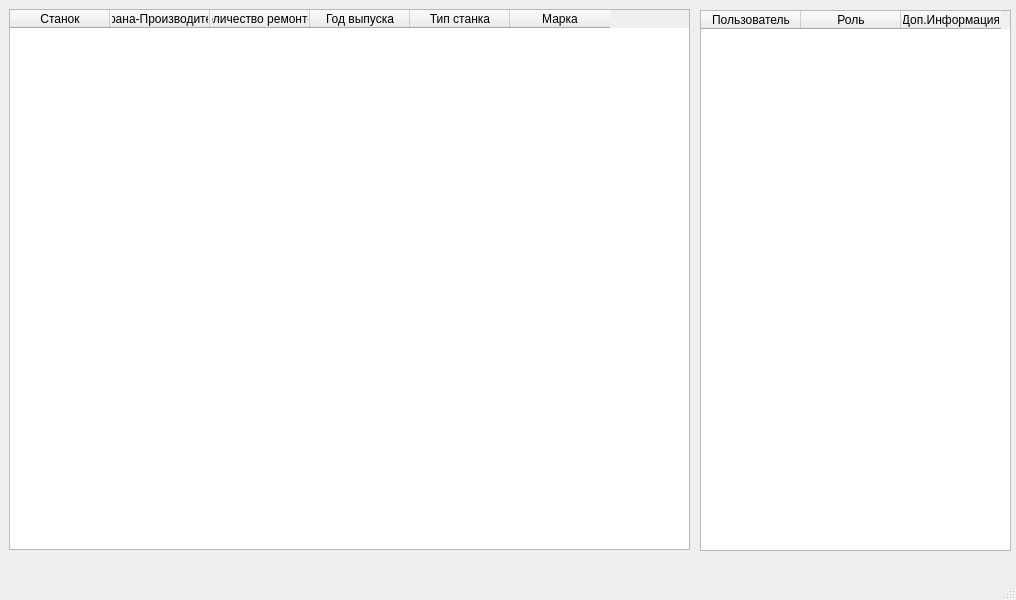
This is Machine/mainwindow.ui in Pinkyuu/Machine-building-plant as Qt 5 draws it before an edit. The edited form follows.
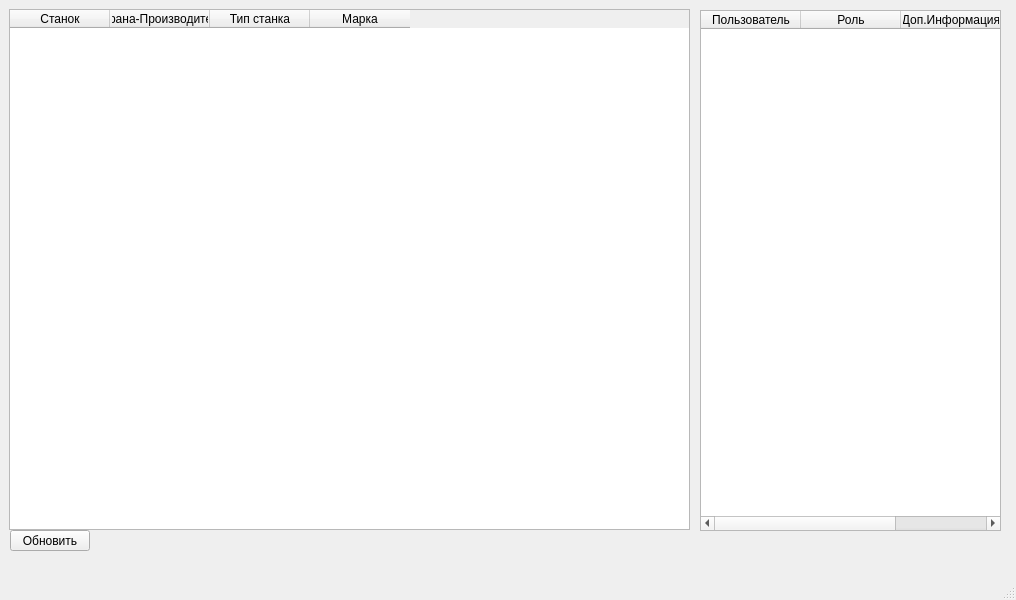
This is the edited form.

The edit to the form file:
```diff
--- a/Machine/mainwindow.ui
+++ b/Machine/mainwindow.ui
@@ -20,7 +20,7 @@
       <x>9</x>
       <y>9</y>
       <width>681</width>
-      <height>541</height>
+      <height>521</height>
      </rect>
     </property>
     <column>
@@ -33,16 +33,6 @@
       <string>Страна-Производитель</string>
      </property>
     </column>
-    <column>
-     <property name="text">
-      <string>Количество ремонтов</string>
-     </property>
-    </column>
-    <column>
-     <property name="text">
-      <string>Год выпуска</string>
-     </property>
-    </column>
     <column>
      <property name="text">
       <string>Тип станка</string>
@@ -59,8 +49,8 @@
      <rect>
       <x>700</x>
       <y>10</y>
-      <width>311</width>
-      <height>541</height>
+      <width>301</width>
+      <height>521</height>
      </rect>
     </property>
     <column>
@@ -79,6 +69,19 @@
      </property>
     </column>
    </widget>
+   <widget class="QPushButton" name="reload">
+    <property name="geometry">
+     <rect>
+      <x>10</x>
+      <y>530</y>
+      <width>80</width>
+      <height>21</height>
+     </rect>
+    </property>
+    <property name="text">
+     <string>Обновить</string>
+    </property>
+   </widget>
   </widget>
   <widget class="QMenuBar" name="menubar">
    <property name="geometry">
```
Left out of the diff: 19 changed lines with no effect on the pictures.
